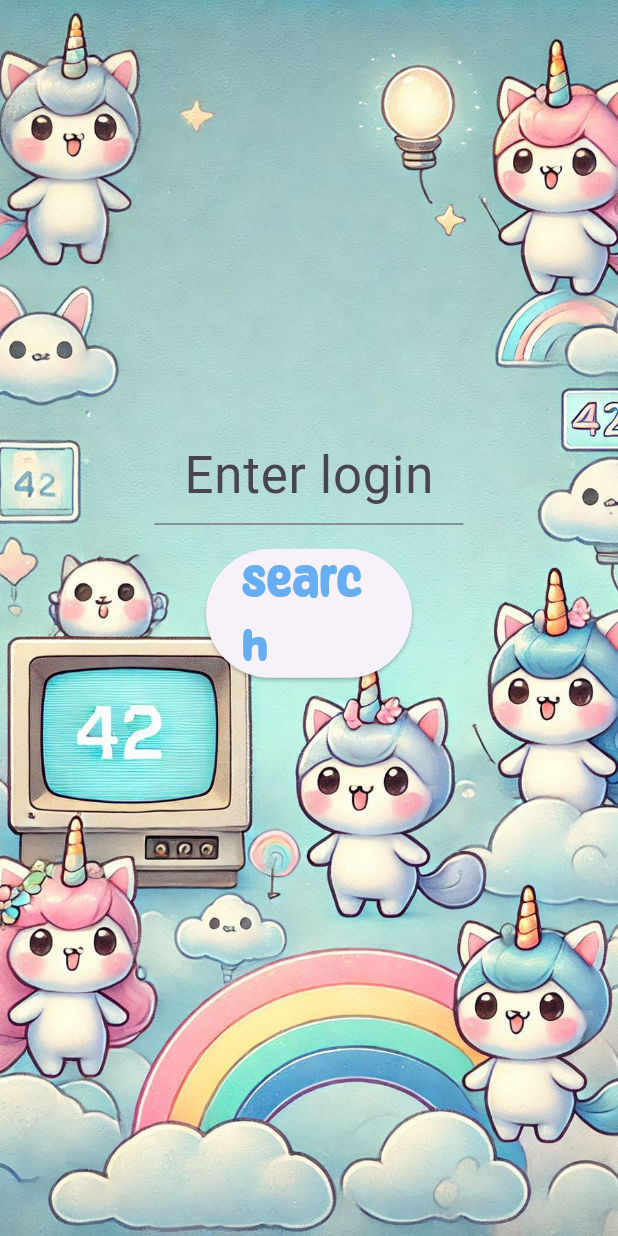
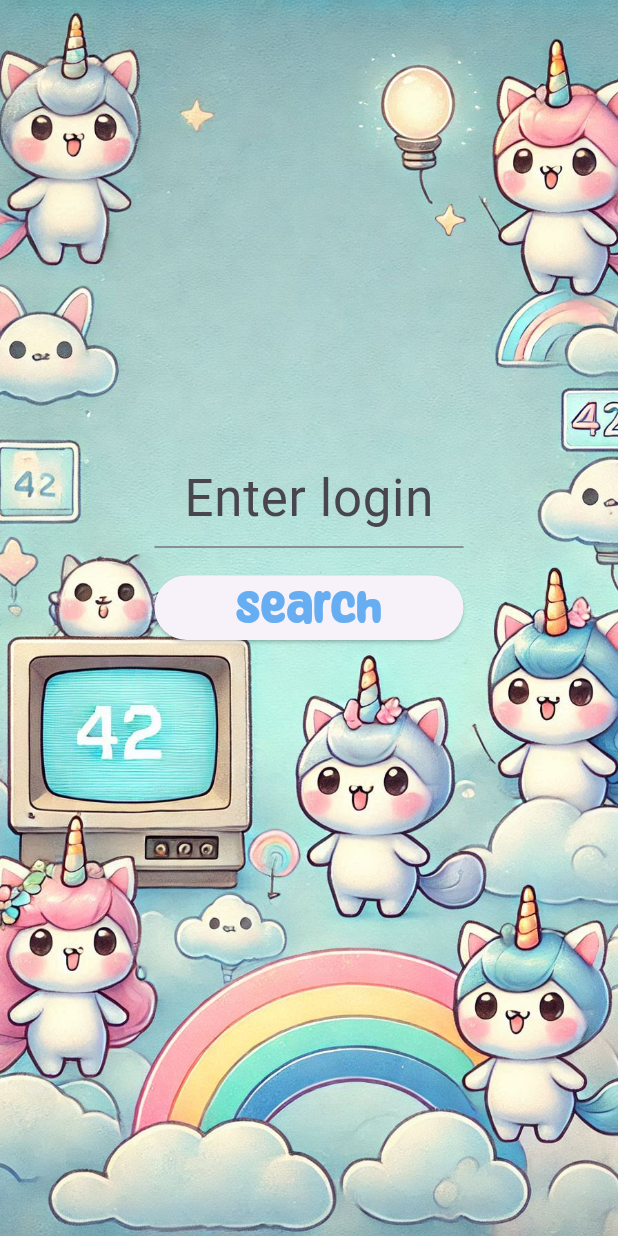
Before and after one commit to VladimirBudilov/SwiftyCompanion, a Flutter app: the screen it shows after launch, on a phone screen of 412 x 824 dp. Run offline on Flutter 3.47's test engine with Material 3 defaults, Android fonts, the phone set to English and light mode, and no system bars; our stand-ins replace flutter_dotenv; missing offline and left inert: http_interceptor, oauth2; Roboto replaces fonts that are missing (ChristmasStories).

Commit message:
fix: change search button widths

```diff
--- a/lib/views/home_page.dart
+++ b/lib/views/home_page.dart
@@ -115,7 +115,7 @@ class _HomePageState extends State<HomePage> {
                   ),
                   const SizedBox(height: 16),
                   SizedBox(
-                    width: screenWidth / 3,
+                    width: screenWidth / 2,
                     child: ElevatedButton(
                       onPressed: _isLoading ? null : _searchUser,
                       child: _isLoading
```
